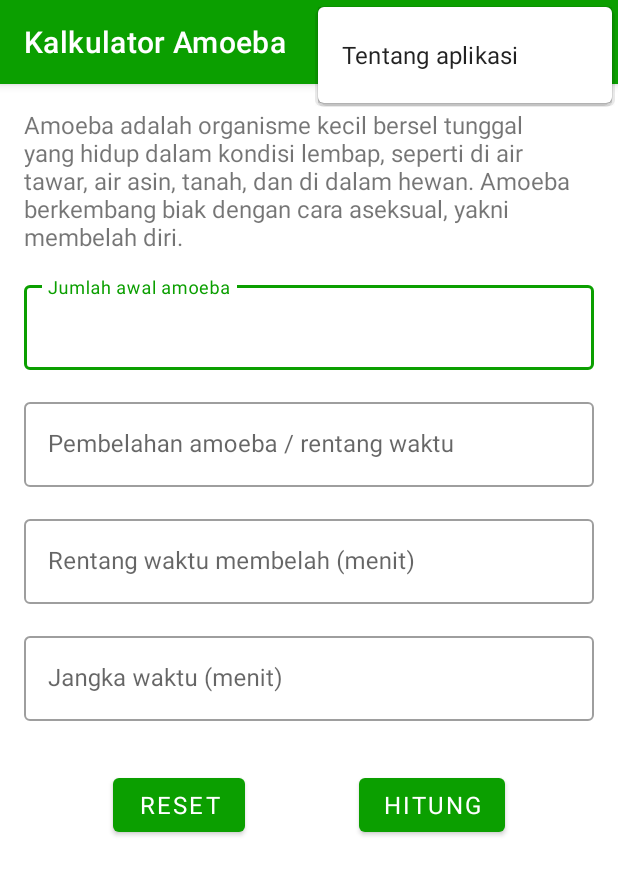
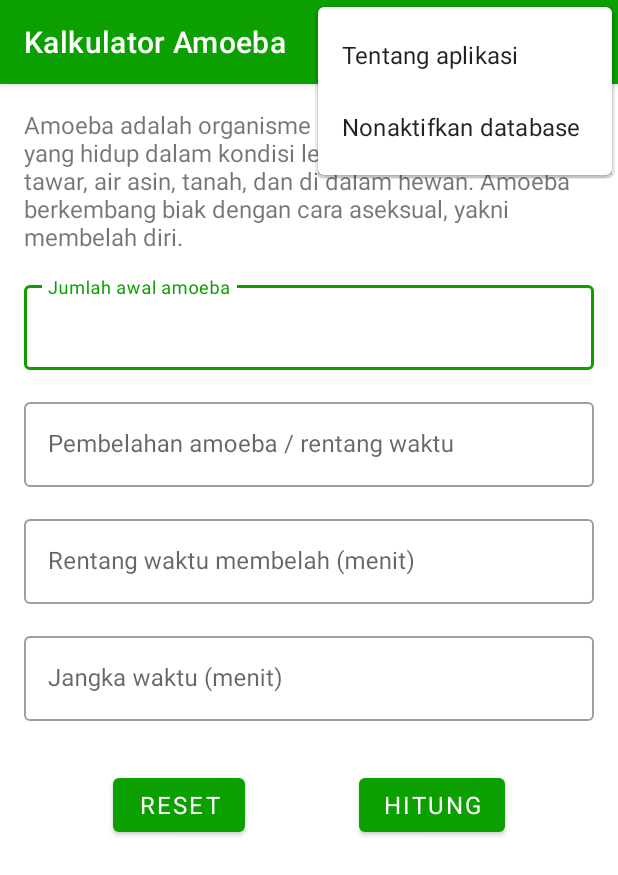
Before and after one commit to iqbalarr25/6706204091_Iqbal-Arrafi_Mobpro_Assessment2, an Android app: the screen it shows after launch (MainActivity), with the options menu open, on a phone screen of 412 x 824 dp. Shown: the top 875 px of the screen. Run offline under Robolectric (Android 15) with nearby library versions, the phone set to English and light mode, and no system bars; our stand-ins replace Room's generated code, navigation-ui; Roboto replaces fonts that are not available here.

Commit message:
Setting datastore database setting

```diff
--- a/app/build.gradle
+++ b/app/build.gradle
@@ -37,7 +37,6 @@ android {
 }
 
 dependencies {
-
     implementation 'androidx.core:core-ktx:1.7.0'
     implementation 'androidx.appcompat:appcompat:1.4.1'
     implementation 'com.google.android.material:material:1.5.0'
@@ -52,4 +51,6 @@ dependencies {
     implementation 'androidx.navigation:navigation-ui-ktx:2.4.2'
     implementation 'androidx.room:room-runtime:2.4.2'
     kapt 'androidx.room:room-compiler:2.4.2'
+    implementation "androidx.datastore:datastore-preferences:1.0.0"
+    implementation 'androidx.lifecycle:lifecycle-runtime-ktx:2.4.1'
 }
--- /dev/null
+++ b/app/src/main/java/org/d3if4091/kalkulatoramoeba/data/SettingDataStore.kt
@@ -0,0 +1,36 @@
+package org.d3if4091.kalkulatoramoeba.data
+
+import android.content.Context
+import androidx.datastore.core.DataStore
+import androidx.datastore.preferences.core.Preferences
+import androidx.datastore.preferences.core.booleanPreferencesKey
+import androidx.datastore.preferences.core.edit
+import androidx.datastore.preferences.core.emptyPreferences
+import androidx.datastore.preferences.preferencesDataStore
+import kotlinx.coroutines.flow.catch
+import kotlinx.coroutines.flow.map
+import java.io.IOException
+
+private const val DATABASE_PREFERENCES_NAME = "database_preferences"
+val Context.dataStore : DataStore<Preferences> by preferencesDataStore(
+    name = DATABASE_PREFERENCES_NAME
+)
+class SettingDataStore(preference_datastore: DataStore<Preferences>) {
+    private val IS_SAVE_DAGABASE_MANAGER = booleanPreferencesKey("is_save_database_manager")
+
+    val preferenceFlow = preference_datastore.data
+        .catch {
+            if (it is IOException) {
+                it.printStackTrace()
+                emit(emptyPreferences())
+            } else {
+                throw it
+            }
+        }.map { preferences -> preferences[IS_SAVE_DAGABASE_MANAGER] ?: true }
+
+    suspend fun saveSettingToPreferencesStore(isSaveDatabaseManager: Boolean, context: Context) {
+        context.dataStore.edit { preferences ->
+            preferences[IS_SAVE_DAGABASE_MANAGER] = isSaveDatabaseManager
+        }
+    }
+}
--- a/app/src/main/java/org/d3if4091/kalkulatoramoeba/db/AmoebaDao.kt
+++ b/app/src/main/java/org/d3if4091/kalkulatoramoeba/db/AmoebaDao.kt
@@ -12,12 +12,6 @@ interface AmoebaDao {
     @Query("SELECT * FROM amoeba ORDER BY id")
     fun getLastBmi(): LiveData<List<AmoebaEntity>>
 
-    @Query("DELETE FROM amoeba")
-    fun clearData()
-
-    @Update
-    fun updateData(amoeba: AmoebaEntity)
-
     @Delete
     fun clearData(amoeba: AmoebaEntity)
 }
--- a/app/src/main/java/org/d3if4091/kalkulatoramoeba/ui/histori/HistoriAdapter.kt
+++ b/app/src/main/java/org/d3if4091/kalkulatoramoeba/ui/histori/HistoriAdapter.kt
@@ -1,6 +1,5 @@
 package org.d3if4091.kalkulatoramoeba.ui.histori
 
-import android.graphics.drawable.GradientDrawable
 import android.util.Log
 import android.view.LayoutInflater
 import android.view.ViewGroup
@@ -12,7 +11,7 @@ import org.d3if4091.kalkulatoramoeba.databinding.ItemHistoriBinding
 import org.d3if4091.kalkulatoramoeba.db.AmoebaEntity
 import org.d3if4091.kalkulatoramoeba.model.hitungAmoeba
 
-class HistoriAdapter(private val historiFragment: HistoriFragment) : ListAdapter<AmoebaEntity, HistoriAdapter.ViewHolder>(DIFF_CALLBACK) {
+class HistoriAdapter() : ListAdapter<AmoebaEntity, HistoriAdapter.ViewHolder>(DIFF_CALLBACK) {
 
     companion object {
         private val DIFF_CALLBACK =
@@ -50,7 +49,6 @@ class HistoriAdapter(private val historiFragment: HistoriFragment) : ListAdapter
     override fun onBindViewHolder(holder: ViewHolder, position: Int) {
         holder.itemView.setOnClickListener{
             Log.d("HistoriAdapter", getItem(position).id.toString())
-            //if(RecyclerView.NO_POSITION != position) historiFragment.updateData(getItem(position))
         }
         holder.bind(getItem(position))
     }
--- a/app/src/main/java/org/d3if4091/kalkulatoramoeba/ui/histori/HistoriFragment.kt
+++ b/app/src/main/java/org/d3if4091/kalkulatoramoeba/ui/histori/HistoriFragment.kt
@@ -49,7 +49,7 @@ class HistoriFragment : Fragment() {
     }
 
     override fun onViewCreated(view: View, savedInstanceState: Bundle?) {
-        myAdapter = HistoriAdapter(this)
+        myAdapter = HistoriAdapter()
         with(binding.recyclerView) {
             addItemDecoration(DividerItemDecoration(context, RecyclerView.VERTICAL))
             adapter = myAdapter
--- a/app/src/main/java/org/d3if4091/kalkulatoramoeba/ui/hitung/HitungFragment.kt
+++ b/app/src/main/java/org/d3if4091/kalkulatoramoeba/ui/hitung/HitungFragment.kt
@@ -8,9 +8,13 @@ import android.widget.Toast
 import androidx.appcompat.app.AlertDialog
 import androidx.fragment.app.Fragment
 import androidx.lifecycle.ViewModelProvider
-import androidx.navigation.Navigation
+import androidx.lifecycle.asLiveData
+import androidx.lifecycle.lifecycleScope
 import androidx.navigation.fragment.findNavController
+import kotlinx.coroutines.launch
 import org.d3if4091.kalkulatoramoeba.R
+import org.d3if4091.kalkulatoramoeba.data.SettingDataStore
+import org.d3if4091.kalkulatoramoeba.data.dataStore
 import org.d3if4091.kalkulatoramoeba.databinding.FragmentHitungBinding
 import org.d3if4091.kalkulatoramoeba.db.AmoebaDb
 import org.d3if4091.kalkulatoramoeba.model.HasilAmoeba
@@ -20,6 +24,8 @@ import kotlin.math.roundToInt
 class HitungFragment : Fragment() {
 
     private lateinit var binding: FragmentHitungBinding
+    private var saveDatabaseManager = true
+    private lateinit var DatabaseDataStore: SettingDataStore
 
     private val viewModel: HitungViewModel by lazy {
         val db = AmoebaDb.getInstance(requireContext())
@@ -41,12 +47,18 @@ class HitungFragment : Fragment() {
     }
 
     override fun onViewCreated(view: View, savedInstanceState: Bundle?) {
+        DatabaseDataStore = SettingDataStore(requireContext().dataStore)
+        DatabaseDataStore.preferenceFlow.asLiveData().observe(viewLifecycleOwner) {
+            value -> saveDatabaseManager = value
+            activity?.invalidateOptionsMenu()
+        }
         viewModel.getHasilAmoeba().observe(requireActivity()) { showResult(it) }
     }
 
     override fun onCreateOptionsMenu(menu: Menu, inflater: MenuInflater) {
-        super.onCreateOptionsMenu(menu, inflater)
         inflater.inflate(R.menu.options_menu, menu)
+        val saveDatabaseButton= menu.findItem(R.id.menu_save_database)
+        setText(saveDatabaseButton)
     }
 
     override fun onOptionsItemSelected(item: MenuItem): Boolean {
@@ -58,6 +70,13 @@ class HitungFragment : Fragment() {
             R.id.menu_about -> {
                 findNavController().navigate(R.id.action_hitungFragment_to_aboutFragment)
                 return true
+            }
+            R.id.menu_save_database -> {
+                saveDatabaseManager = !saveDatabaseManager
+                lifecycleScope.launch {
+                    DatabaseDataStore.saveSettingToPreferencesStore(saveDatabaseManager, requireContext())
+                }
+                setText(item)
             }
         }
         return super.onOptionsItemSelected(item)
@@ -94,7 +113,16 @@ class HitungFragment : Fragment() {
             jumlahPembelahanAmoeba.toFloat(),
             rentangWaktu.toFloat(),
             jangkaWaktu.toFloat(),
+            saveDatabaseManager
         )
+    }
+
+    private fun setText(menuItem: MenuItem){
+        if(saveDatabaseManager){
+            menuItem.setTitle(R.string.unsave_database)
+        }else{
+            menuItem.setTitle(R.string.save_database)
+        }
     }
 
     private fun showResult(hasil: HasilAmoeba?){
@@ -105,7 +133,6 @@ class HitungFragment : Fragment() {
         binding.btnShareButton.visibility = View.VISIBLE
     }
 
-    //dialog box konfirmasi sebelum reset halaman
 
     private fun reset(){
         val builder = AlertDialog.Builder(requireContext(), R.style.AlertDialogCustom)
--- a/app/src/main/java/org/d3if4091/kalkulatoramoeba/ui/hitung/HitungViewModel.kt
+++ b/app/src/main/java/org/d3if4091/kalkulatoramoeba/ui/hitung/HitungViewModel.kt
@@ -16,7 +16,7 @@ class HitungViewModel(private val db: AmoebaDao): ViewModel() {
 
     private val hasilAmoeba = MutableLiveData<HasilAmoeba?>()
 
-    fun hitungAmoeba(awalAmoeba : Float, pembelahanAmoeba: Float, rentangWaktu: Float, jangkaWaktu: Float){
+    fun hitungAmoeba(awalAmoeba : Float, pembelahanAmoeba: Float, rentangWaktu: Float, jangkaWaktu: Float, saveDatabase: Boolean){
 
         val dataAmoeba = AmoebaEntity(
             awalAmoeba = awalAmoeba,
@@ -27,9 +27,11 @@ class HitungViewModel(private val db: AmoebaDao): ViewModel() {
 
         hasilAmoeba.value = dataAmoeba.hitungAmoeba()
 
-        viewModelScope.launch {
-            withContext(Dispatchers.IO) {
-                db.insert(dataAmoeba)
+        if(saveDatabase){
+            viewModelScope.launch {
+                withContext(Dispatchers.IO) {
+                    db.insert(dataAmoeba)
+                }
             }
         }
     }
--- a/app/src/main/res/menu/options_menu.xml
+++ b/app/src/main/res/menu/options_menu.xml
@@ -12,4 +12,9 @@
         android:id="@+id/menu_about"
         android:title="@string/tentang_aplikasi"
         app:showAsAction="never" />
+
+    <item
+        android:id="@+id/menu_save_database"
+        android:title="@string/unsave_database"
+        app:showAsAction="never" />
 </menu>
--- a/app/src/main/res/values/strings.xml
+++ b/app/src/main/res/values/strings.xml
@@ -21,6 +21,8 @@
     <string name="histori">Histori</string>
     <string name="about">Aplikasi hitung amoeba merupakan sebuah aplikasi Android untuk menghitung jumlah pembelahan amoeba dengan rentang dan jangka waktu tertentu, sehingga seseorang dapat mengetahui berapa jumlah pembelahan amoeba yang diperoleh\n\nAplikasi ini dibuat untuk kebutuhan Assessment 1 dan 2. Temukan kodenya di https://github.com/iqbalarr25/6706204091_Iqbal-Arrafi_Mobpro_Assessment2\n\nCopyright © 2021 Iqbal Arrafi.\nAll rights reserved.</string>
     <string name="tentang_aplikasi">Tentang aplikasi</string>
+    <string name="save_database">Aktifkan database</string>
+    <string name="unsave_database">Nonaktifkan database</string>
     <string name="share_hasil">Share hasil</string>
     <string name="bagikan_template">Tahukah kalian?\nJumlah pembelahan amoeba yang awalnya terdapat %1$s buah amoeba, setelah melakukan pembelahan %2$s amoeba setiap %3$s menit selama %4$s menit, dapat menghasilkan %5$s buah amoeba lohh.</string>
 </resources>
```
